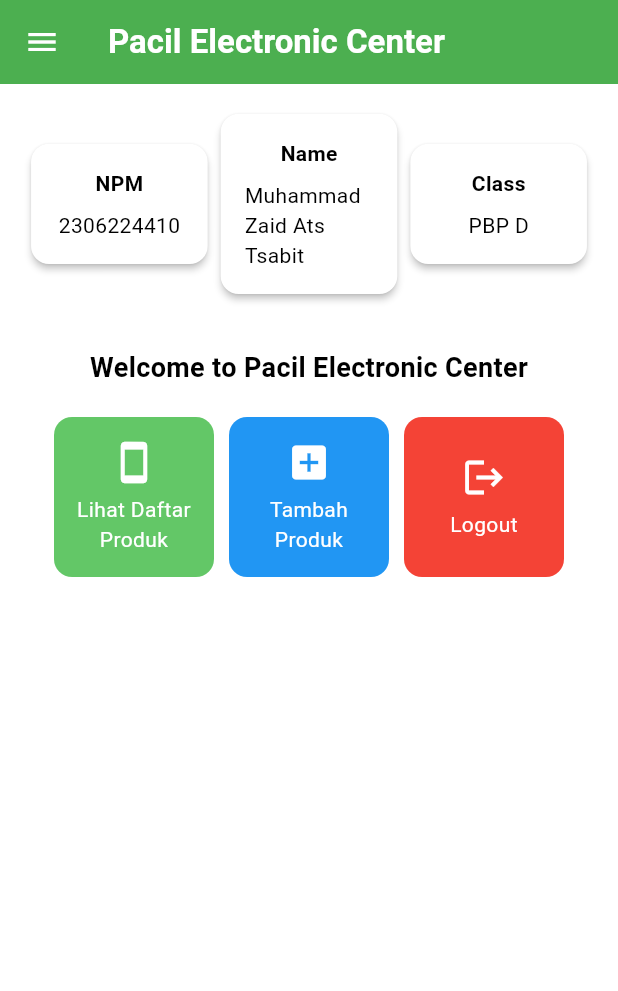
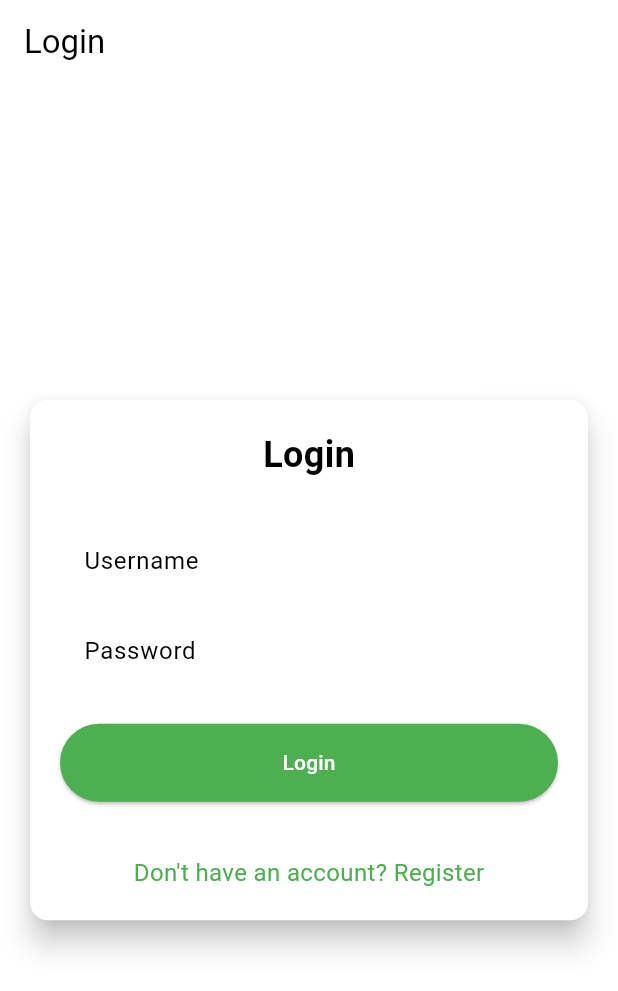
Before and after one commit to skanggalon/pec-mobile, a Flutter app: the screen it shows after launch, on a phone screen of 412 x 824 dp. Shown: the top 991 px of the screen. Run offline on Flutter 3.47's test engine with Material 3 defaults, Android fonts, the phone set to English and light mode, and no system bars; missing offline and left inert: pbp_django_auth.

Commit message:
[TUGAS 9] Done

```diff
--- a/lib/main.dart
+++ b/lib/main.dart
@@ -1,42 +1,33 @@
 import 'package:flutter/material.dart';
-import 'package:pec_mobile/screens/menu.dart';
+import 'package:pec_mobile/screens/login.dart';
+import 'package:provider/provider.dart';
+import 'package:pbp_django_auth/pbp_django_auth.dart';
 
 void main() {
   runApp(const MyApp());
 }
 
+
 class MyApp extends StatelessWidget {
   const MyApp({super.key});
 
-  // This widget is the root of your application.
   @override
   Widget build(BuildContext context) {
-    return MaterialApp(
-      title: 'PEC',
-      theme: ThemeData(
-        // This is the theme of your application.
-        //
-        // TRY THIS: Try running your application with "flutter run". You'll see
-        // the application has a purple toolbar. Then, without quitting the app,
-        // try changing the seedColor in the colorScheme below to Colors.green
-        // and then invoke "hot reload" (save your changes or press the "hot
-        // reload" button in a Flutter-supported IDE, or press "r" if you used
-        // the command line to start the app).
-        //
-        // Notice that the counter didn't reset back to zero; the application
-        // state is not lost during the reload. To reset the state, use hot
-        // restart instead.
-        //
-        // This works for code too, not just values: Most code changes can be
-        // tested with just a hot reload.
-
-        // Tema warnanya pakai warna hijau
-         colorScheme: ColorScheme.fromSwatch(
+    return Provider(
+      create: (_) {
+        CookieRequest request = CookieRequest();
+        return request;
+      },
+      child: MaterialApp(
+        title: 'PEC',
+        theme: ThemeData(
+          useMaterial3: true,
+          colorScheme: ColorScheme.fromSwatch(
             primarySwatch: Colors.green,
-        ).copyWith(secondary: Colors.greenAccent[400]),
-        useMaterial3: true,
+          ).copyWith(secondary: Colors.greenAccent[400]),
+        ),
+        home: const LoginPage(),
       ),
-      home: MyHomePage(),
     );
   }
 }
--- /dev/null
+++ b/lib/screens/login.dart
@@ -0,0 +1,181 @@
+import 'package:pec_mobile/screens/menu.dart';
+import 'package:flutter/material.dart';
+import 'package:pbp_django_auth/pbp_django_auth.dart';
+import 'package:provider/provider.dart';
+import 'package:pec_mobile/screens/register.dart'; // Import halaman RegisterPage jika sudah dibuat
+
+void main() {
+  runApp(const LoginApp());
+}
+
+class LoginApp extends StatelessWidget {
+  const LoginApp({super.key});
+
+  @override
+  Widget build(BuildContext context) {
+    return MaterialApp(
+      title: 'Login',
+      theme: ThemeData(
+        useMaterial3: true,
+        colorScheme: ColorScheme.fromSwatch(
+          primarySwatch: Colors.green,
+        ).copyWith(secondary: Colors.green[400]),
+      ),
+      home: const LoginPage(),
+    );
+  }
+}
+
+class LoginPage extends StatefulWidget {
+  const LoginPage({super.key});
+
+  @override
+  State<LoginPage> createState() => _LoginPageState();
+}
+
+class _LoginPageState extends State<LoginPage> {
+  final TextEditingController _usernameController = TextEditingController();
+  final TextEditingController _passwordController = TextEditingController();
+
+  @override
+  Widget build(BuildContext context) {
+    final request = context.watch<CookieRequest>();
+
+    return Scaffold(
+      appBar: AppBar(
+        title: const Text('Login'),
+      ),
+      body: Center(
+        child: SingleChildScrollView(
+          padding: const EdgeInsets.all(16.0),
+          child: Card(
+            elevation: 8,
+            shape: RoundedRectangleBorder(
+              borderRadius: BorderRadius.circular(12.0),
+            ),
+            child: Padding(
+              padding: const EdgeInsets.all(20.0),
+              child: Column(
+                mainAxisSize: MainAxisSize.min,
+                children: [
+                  const Text(
+                    'Login',
+                    style: TextStyle(
+                      fontSize: 24.0,
+                      fontWeight: FontWeight.bold,
+                    ),
+                  ),
+                  const SizedBox(height: 30.0),
+                  TextField(
+                    controller: _usernameController,
+                    decoration: const InputDecoration(
+                      labelText: 'Username',
+                      hintText: 'Enter your username',
+                      border: OutlineInputBorder(
+                        borderRadius: BorderRadius.all(Radius.circular(12.0)),
+                      ),
+                      contentPadding:
+                          EdgeInsets.symmetric(horizontal: 12.0, vertical: 8.0),
+                    ),
+                  ),
+                  const SizedBox(height: 12.0),
+                  TextField(
+                    controller: _passwordController,
+                    decoration: const InputDecoration(
+                      labelText: 'Password',
+                      hintText: 'Enter your password',
+                      border: OutlineInputBorder(
+                        borderRadius: BorderRadius.all(Radius.circular(12.0)),
+                      ),
+                      contentPadding:
+                          EdgeInsets.symmetric(horizontal: 12.0, vertical: 8.0),
+                    ),
+                    obscureText: true,
+                  ),
+                  const SizedBox(height: 24.0),
+                  ElevatedButton(
+                    onPressed: () async {
+                      String username = _usernameController.text;
+                      String password = _passwordController.text;
+
+                      // Cek kredensial
+                      // TODO: Ganti URL dan jangan lupa tambahkan trailing slash (/) di akhir URL!
+                      // Untuk menyambungkan Android emulator dengan Django pada localhost,
+                      // gunakan URL http://10.0.2.2/
+                      final response = await request
+                          .login("http://127.0.0.1:8000/auth/login/", { // DONE
+                        'username': username,
+                        'password': password,
+                      });
+
+                      if (request.loggedIn) {
+                        String message = response['message'];
+                        String uname = response['username'];
+                        if (context.mounted) {
+                          Navigator.pushReplacement(
+                            context,
+                            MaterialPageRoute(
+                                builder: (context) => MyHomePage()),
+                          );
+                          ScaffoldMessenger.of(context)
+                            ..hideCurrentSnackBar()
+                            ..showSnackBar(
+                              SnackBar(
+                                  content:
+                                      Text("$message Selamat datang, $uname.")),
+                            );
+                        }
+                      } else {
+                        if (context.mounted) {
+                          showDialog(
+                            context: context,
+                            builder: (context) => AlertDialog(
+                              title: const Text('Login Gagal'),
+                              content: Text(response['message']),
+                              actions: [
+                                TextButton(
+                                  child: const Text('OK'),
+                                  onPressed: () {
+                                    Navigator.pop(context);
+                                  },
+                                ),
+                              ],
+                            ),
+                          );
+                        }
+                      }
+                    },
+                    style: ElevatedButton.styleFrom(
+                      foregroundColor: Colors.white,
+                      minimumSize: Size(double.infinity, 50),
+                      backgroundColor: Theme.of(context).colorScheme.primary,
+                      padding: const EdgeInsets.symmetric(vertical: 16.0),
+                    ),
+                    child: const Text('Login'),
+                  ),
+                  const SizedBox(height: 36.0),
+                  GestureDetector(
+                    onTap: () {
+                      Navigator.push(
+                        context,
+                        MaterialPageRoute(
+                            builder: (context) => const RegisterPage()),
+                      );
+                    },
+                    child: Text(
+                      'Don\'t have an account? Register',
+                      style: TextStyle(
+                        color: Theme.of(context).colorScheme.primary,
+                        fontSize: 16.0,
+                      ),
+                    ),
+                  ),
+                ],
+              ),
+            ),
+          ),
+        ),
+      ),
+    );
+  }
+}
--- a/pubspec.yaml
+++ b/pubspec.yaml
@@ -35,6 +35,9 @@
   # The following adds the Cupertino Icons font to your application.
   # Use with the CupertinoIcons class for iOS style icons.
   cupertino_icons: ^1.0.8
+  provider: ^6.1.2
+  pbp_django_auth: ^0.4.0
+  http: ^1.2.2
 
 dev_dependencies:
   flutter_test:
```
Also changed, not shown: lib/models/product.dart (added, +61 -0 lines), lib/screens/addproduct_form.dart (+37 -29 lines), lib/screens/details_product.dart (added, +51 -0 lines), lib/screens/list_product.dart (added, +107 -0 lines), lib/screens/register.dart (added, +166 -0 lines), lib/widgets/left_drawer.dart (+12 -0 lines), lib/widgets/product_card.dart (+37 -1 lines), pubspec.lock, 3 other files.
